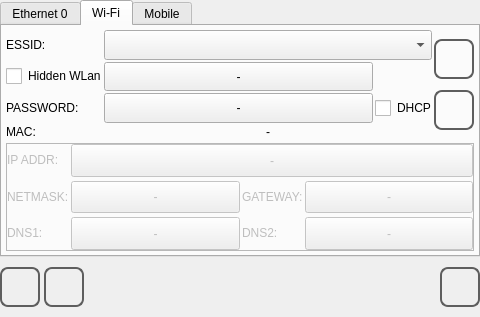
This is qt_library/ATCMsystem/net_conf.ui in MECTsrl/mect_plugins as Qt 5 draws it before an edit. The edited form follows.
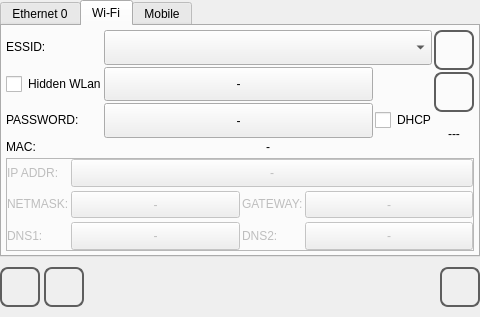
This is the edited form. The open tabs and pages were chosen to show the change. Icons and pictures are not drawn.

Commit message: Feature #507 Nuova pagina di libreria net_conf (W.I.P.)

```diff
--- a/qt_library/ATCMsystem/net_conf.ui
+++ b/qt_library/ATCMsystem/net_conf.ui
@@ -606,6 +606,28 @@
              </property>
             </widget>
            </item>
+           <item>
+            <widget class="QLabel" name="label_wlan0_signal">
+             <property name="minimumSize">
+              <size>
+               <width>40</width>
+               <height>40</height>
+              </size>
+             </property>
+             <property name="maximumSize">
+              <size>
+               <width>40</width>
+               <height>40</height>
+              </size>
+             </property>
+             <property name="text">
+              <string>---</string>
+             </property>
+             <property name="alignment">
+              <set>Qt::AlignCenter</set>
+             </property>
+            </widget>
+           </item>
           </layout>
          </item>
         </layout>
```
Left out of the diff: 2 changed lines with no effect on the pictures. The commit also changes 3 other files.
